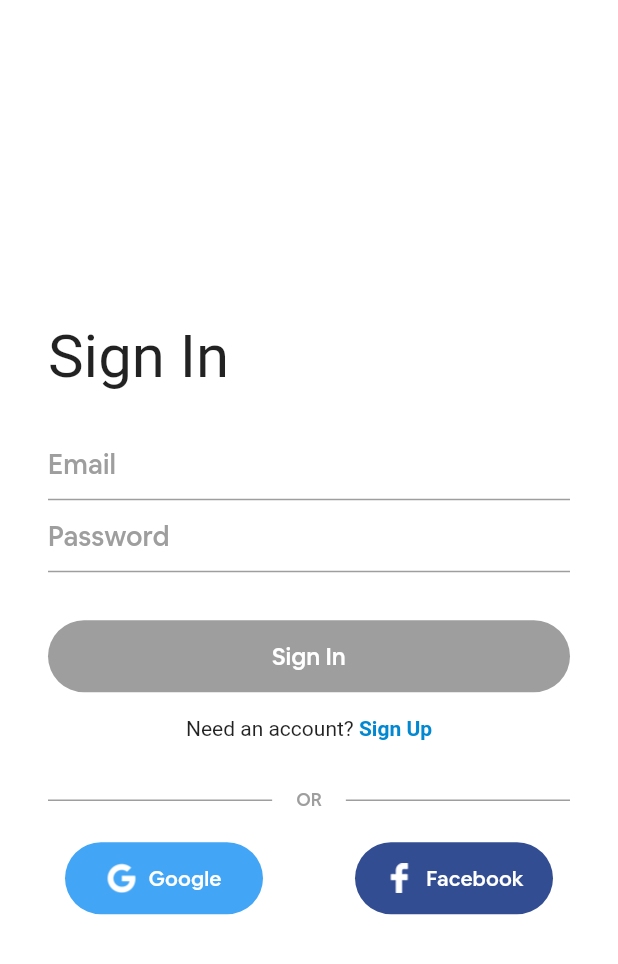
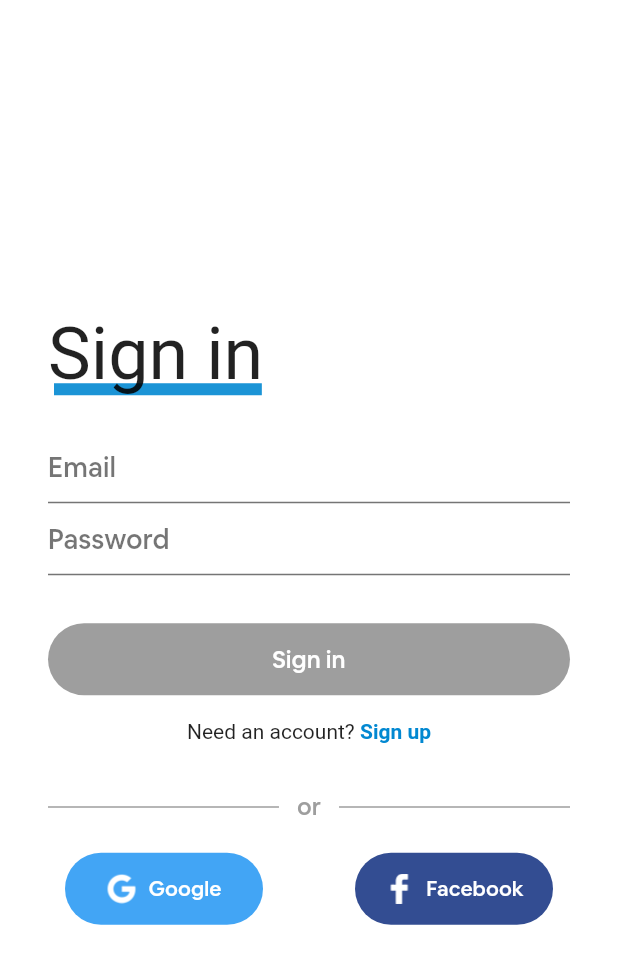
Before and after one commit to WaleedHashmi2310/Neighborhood_Flutter, a Flutter app: the screen it shows after launch, on a phone screen of 412 x 824 dp. Shown: the top 964 px of the screen. Run offline on Flutter 3.47's test engine with Material 2 defaults, Android fonts, the phone set to English and light mode, and no system bars; our stand-ins replace firebase_auth, google_sign_in; missing offline and left inert: flutter_facebook_login, flutter_statusbarcolor; accounts and stored records are empty; Roboto replaces fonts that are missing (AirbnbCerealBold); project files that could hold a hidden picture were left out.

```diff
--- a/lib/app/sign_in/email_sign_in_form.dart
+++ b/lib/app/sign_in/email_sign_in_form.dart
@@ -68,7 +68,7 @@ class _EmailSignInFormState extends State<EmailSignInForm> {
       SizedBox(height: 32.0),
 
       SignInButton(
-        text: 'Sign In',
+        text: 'Sign in',
         textColor: Colors.white,
         color: Theme.of(context).accentColor,
         onPressed: submitEnabled?() => _submit(): null,
@@ -89,8 +89,9 @@ class _EmailSignInFormState extends State<EmailSignInForm> {
             children: <TextSpan>[
               new TextSpan(
                 text: 'Need an account? ',
+                style: TextStyle(color: Colors.black87)
               ),
-              new TextSpan(text: 'Sign Up',
+              new TextSpan(text: 'Sign up',
                   style: new TextStyle(color: Theme.of(context).accentColor, fontWeight: FontWeight.w600)),
             ],
           ),
@@ -109,15 +110,15 @@ class _EmailSignInFormState extends State<EmailSignInForm> {
       style: TextStyle(color: Colors.black87),
       decoration: InputDecoration(
         enabledBorder: UnderlineInputBorder(
-          borderSide: BorderSide(color: Colors.grey),
+          borderSide: BorderSide(color: Colors.black54),
         ),
         focusedBorder: UnderlineInputBorder(
-          borderSide: BorderSide(color: Colors.grey),
+          borderSide: BorderSide(color: Colors.black54),
         ),
         enabled: _isLoading == false,
         hintText: 'Password',
         hintStyle: TextStyle(
-          color: Colors.grey,
+          color: Colors.black54,
           fontSize: 18.0,
         ),
       ),
@@ -133,22 +134,22 @@ class _EmailSignInFormState extends State<EmailSignInForm> {
     return TextField(
         controller: _emailController,
         focusNode: _emailFocusNode,
-        cursorColor: Colors.black54,
+        cursorColor: Colors.black87,
         style: TextStyle(color: Colors.black87),
         decoration: InputDecoration(
           enabledBorder: UnderlineInputBorder(
-            borderSide: BorderSide(color: Colors.grey),
+            borderSide: BorderSide(color: Colors.black54),
           ),
           focusedBorder: UnderlineInputBorder(
-            borderSide: BorderSide(color: Colors.grey),
+            borderSide: BorderSide(color: Colors.black54),
           ),
           errorStyle: TextStyle(
-            color: Colors.black87,
+            color: Colors.black54,
           ),
           enabled: _isLoading == false,
           hintText: 'Email',
           hintStyle: TextStyle(
-            color: Colors.grey,
+            color: Colors.black54,
             fontSize: 18.0,
           ),
         ),
--- a/lib/app/sign_in/home_page.dart
+++ b/lib/app/sign_in/home_page.dart
@@ -112,7 +112,7 @@ class HomePage extends StatelessWidget {
 
       appBar: AppBar(
         title: Text(
-            'Askari XI',
+            'Demo Hood',
             style: TextStyle(color: Colors.black87, fontSize: 22.0, fontFamily: 'AirbnbCerealBold')
 
         ),
--- a/lib/app/sign_in/sign_in_page.dart
+++ b/lib/app/sign_in/sign_in_page.dart
@@ -1,4 +1,5 @@
 import 'dart:async';
+import 'package:flutter/cupertino.dart';
 import 'package:flutter/material.dart';
 import 'package:neighborhood/app/sign_in/sign_in_bloc.dart';
 import 'package:neighborhood/app/sign_in/social_sign_in_button.dart';
@@ -91,10 +92,29 @@ class SignInPage extends StatelessWidget {
               children: <Widget>[
                 Row(
                   children: <Widget>[
-                    Text(
-                      'Sign In',
-                      style: TextStyle(fontSize: 40.0, color: Colors.black87, fontFamily: 'AirbnbCerealBold'),
-                      textAlign: TextAlign.center,
+                    Stack(
+                      children: <Widget>[
+                        Positioned(
+                          top: 48.0,
+                          left: 4.0,
+                          right: 1.0,
+                          child: SizedBox(
+                            width: 184.0,
+                            height: 8.0,
+                            child: Container(
+                              decoration: BoxDecoration(
+                                color: Theme.of(context).accentColor.withOpacity(0.9)
+                              ),
+                            )
+                          )
+                        ),
+                        Text(
+                          'Sign in',
+                          style: TextStyle(fontSize: 48.0, color: Colors.black87, fontFamily: 'AirbnbCerealBold'),
+                          textAlign: TextAlign.center,
+                        ),
+
+                      ],
                     ),
 
                     SizedBox(width: 16.0),
@@ -121,14 +141,14 @@ class SignInPage extends StatelessWidget {
                           )
                       ),
 
-                      SizedBox(width: 16.0),
+                      SizedBox(width: 12.0),
 
                       Text(
-                        "OR",
-                        style: TextStyle(color: Colors.grey, fontSize: 12.0) ,
+                        "or",
+                        style: TextStyle(color: Colors.grey, fontSize: 16.0) ,
                       ),
 
-                      SizedBox(width: 16.0),
+                      SizedBox(width: 12.0),
 
                       Expanded(
                           child: Divider(
@@ -144,7 +164,6 @@ class SignInPage extends StatelessWidget {
                 Row(
                   mainAxisAlignment: MainAxisAlignment.spaceAround,
                   children: <Widget>[
-
                   SocialSignInButton(
                     assetName: 'images/google-logo-white.png',
                     color: Colors.blue[400],
```
Also changed, not shown: lib/app/sign_in/email_sign_up_form.dart (+36 -36 lines), lib/app/sign_in/sign_up_page.dart (+28 -13 lines), images/background1.png.
